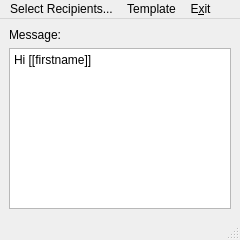
Above: mainwindow.ui from ceefour/messagemerge before the change. Below: the same form after it.
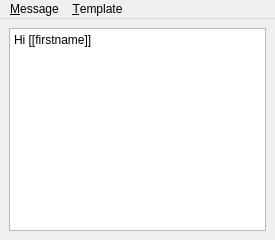
That is the form after the change. Icons and pictures are not drawn.

The edit to the form file:
```diff
--- a/mainwindow.ui
+++ b/mainwindow.ui
@@ -6,7 +6,7 @@
    <rect>
     <x>0</x>
     <y>0</y>
-    <width>240</width>
+    <width>275</width>
     <height>240</height>
    </rect>
   </property>
@@ -25,13 +25,6 @@
   </property>
   <widget class="QWidget" name="centralwidget">
    <layout class="QVBoxLayout" name="verticalLayout">
-    <item>
-     <widget class="QLabel" name="label">
-      <property name="text">
-       <string>Message:</string>
-      </property>
-     </widget>
-    </item>
     <item>
      <widget class="QPlainTextEdit" name="templateEdit">
       <property name="plainText">
@@ -46,39 +39,31 @@
     <rect>
      <x>0</x>
      <y>0</y>
-     <width>240</width>
+     <width>275</width>
      <height>22</height>
     </rect>
    </property>
-   <widget class="QMenu" name="menuExit">
-    <property name="title">
-     <string>E&amp;xit</string>
-    </property>
-   </widget>
-   <widget class="QMenu" name="menuSelect_Recipients">
-    <property name="title">
-     <string>Select Recipients...</string>
-    </property>
-   </widget>
    <widget class="QMenu" name="menuTemplate">
     <property name="title">
-     <string>Template</string>
+     <string>&amp;Template</string>
     </property>
     <addaction name="actionLoadTemplate"/>
     <addaction name="actionSaveTemplate"/>
     <addaction name="separator"/>
     <addaction name="actionEditTemplates"/>
    </widget>
-   <addaction name="menuSelect_Recipients"/>
+   <widget class="QMenu" name="menu_Message">
+    <property name="title">
+     <string>&amp;Message</string>
+    </property>
+    <addaction name="actionRecipients"/>
+    <addaction name="actionSend"/>
+    <addaction name="separator"/>
+    <addaction name="actionExit"/>
+   </widget>
+   <addaction name="menu_Message"/>
    <addaction name="menuTemplate"/>
-   <addaction name="menuExit"/>
   </widget>
-  <widget class="QStatusBar" name="statusbar"/>
-  <action name="actionSelect_Recipients">
-   <property name="text">
-    <string>Select Recipients...</string>
-   </property>
-  </action>
   <action name="actionLoadTemplate">
    <property name="text">
     <string>Load...</string>
```
Left out of the diff: 46 changed lines with no effect on the pictures.
